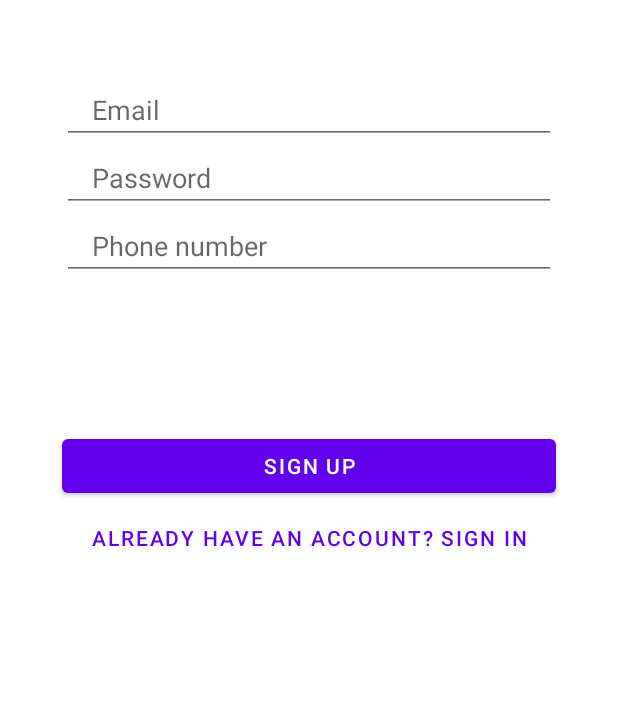
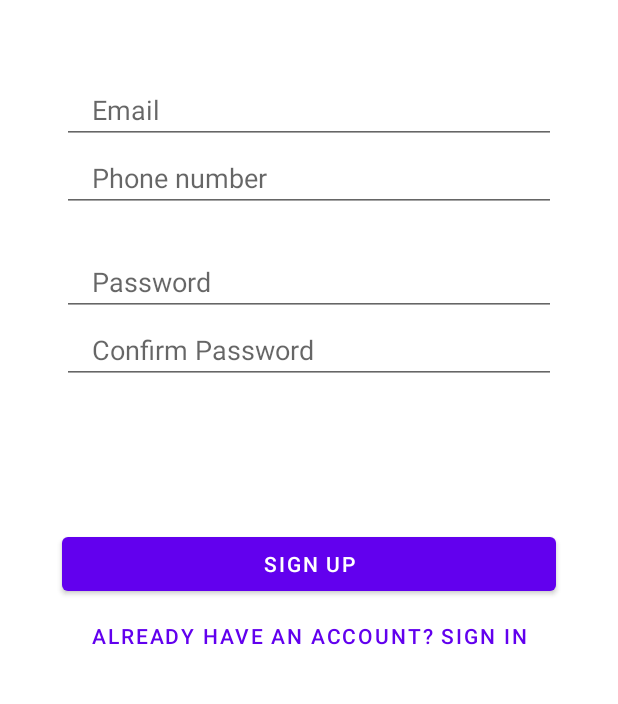
Before and after one commit to MicobyteMichael/CS673Project, an Android app: the screen it shows after launch (LoginActivity), after a tap on "DON'T HAVE AN ACCOUNT? SIGN UP!", on a phone screen of 412 x 824 dp, the part 308-1012 px from its top. Run offline under Robolectric (Android 15) with nearby library versions, the light colour scheme and no system bars.

Commit message:
Made password fields not reveal the password; added confirm password field to sign up

```diff
--- a/app/src/main/java/com/example/healthapp/LoginActivity.java
+++ b/app/src/main/java/com/example/healthapp/LoginActivity.java
@@ -38,7 +38,6 @@ public class LoginActivity extends AppCompatActivity {
         ((Button)findViewById(id)).setOnClickListener(view -> toggleSignInSignUp());
     }
 
-
     @Override
     public void onBackPressed() {}
 }
--- a/app/src/main/java/com/example/healthapp/LoginActivityFragmentSignUp.java
+++ b/app/src/main/java/com/example/healthapp/LoginActivityFragmentSignUp.java
@@ -2,6 +2,8 @@ package com.example.healthapp;
 
 import android.os.Bundle;
 import android.view.View;
+import android.widget.Button;
+import android.widget.EditText;
 
 import androidx.fragment.app.Fragment;
 
@@ -13,6 +15,20 @@ public class LoginActivityFragmentSignUp extends Fragment {
 
     @Override
     public void onViewCreated(View view, Bundle savedInstanceState) {
-        ((LoginActivity)getActivity()).assignButtonToToggle(R.id.textView4);
+        ((LoginActivity)getActivity()).assignButtonToToggle(R.id.signUpFragSignIn);
+        ((Button)getActivity().findViewById(R.id.signUpFragSignUp)).setOnClickListener(v -> onSignUpClicked());
+    }
+
+    private String getTextFieldContents(int id) {
+        return ((EditText)getActivity().findViewById(id)).getText().toString();
+    }
+
+    private void onSignUpClicked() {
+        String email = getTextFieldContents(R.id.signUpFragEmail          );
+        String phone = getTextFieldContents(R.id.signUpFragPhoneNumber    );
+        String pass1 = getTextFieldContents(R.id.signUpFragPassword       );
+        String pass2 = getTextFieldContents(R.id.signUpFragConfirmPassword);
+
+        System.out.println("sign up: " + email + "|" + phone + "|" + pass1 + "|" + pass2);
     }
 }
--- a/app/src/main/res/layout/login_tab_fragment.xml
+++ b/app/src/main/res/layout/login_tab_fragment.xml
@@ -23,6 +23,7 @@
         android:layout_width="0dp"
         android:layout_height="wrap_content"
         android:hint="Password"
+        android:inputType="textPassword"
         android:paddingLeft="20dp"
         android:paddingTop="10dp"
         app:layout_constraintEnd_toEndOf="parent"
--- a/app/src/main/res/layout/signup_fragment.xml
+++ b/app/src/main/res/layout/signup_fragment.xml
@@ -6,7 +6,7 @@
     android:layout_height="match_parent">
 
     <EditText
-        android:id="@+id/editText3"
+        android:id="@+id/signUpFragEmail"
         android:layout_width="0dp"
         android:layout_height="wrap_content"
         android:layout_marginTop="200dp"
@@ -19,20 +19,21 @@
         app:layout_constraintWidth_percent=".8" />
 
     <EditText
-        android:id="@+id/editText4"
+        android:id="@+id/signUpFragPassword"
         android:layout_width="0dp"
         android:layout_height="wrap_content"
+        android:layout_marginTop="24dp"
         android:hint="Password"
+        android:inputType="textPassword"
         android:paddingLeft="20dp"
         android:paddingTop="10dp"
         app:layout_constraintEnd_toEndOf="parent"
-        app:layout_constraintHorizontal_bias="0.5"
         app:layout_constraintStart_toStartOf="parent"
-        app:layout_constraintTop_toBottomOf="@+id/editText3"
+        app:layout_constraintTop_toBottomOf="@+id/signUpFragPhoneNumber"
         app:layout_constraintWidth_percent=".8" />
 
     <EditText
-        android:id="@+id/editText5"
+        android:id="@+id/signUpFragPhoneNumber"
         android:layout_width="0dp"
         android:layout_height="wrap_content"
         android:hint="Phone number"
@@ -41,29 +42,29 @@
         app:layout_constraintEnd_toEndOf="parent"
         app:layout_constraintHorizontal_bias="0.5"
         app:layout_constraintStart_toStartOf="parent"
-        app:layout_constraintTop_toBottomOf="@+id/editText4"
+        app:layout_constraintTop_toBottomOf="@+id/signUpFragEmail"
         app:layout_constraintWidth_percent=".8" />
 
     <Button
-        android:id="@+id/button2"
+        android:id="@+id/signUpFragSignUp"
         android:layout_width="0dp"
         android:layout_height="wrap_content"
-        android:layout_marginTop="100dp"
+        android:layout_marginTop="96dp"
         android:text="Sign up"
         app:layout_constraintEnd_toEndOf="parent"
         app:layout_constraintStart_toStartOf="parent"
-        app:layout_constraintTop_toBottomOf="@+id/editText5"
+        app:layout_constraintTop_toBottomOf="@+id/signUpFragConfirmPassword"
         app:layout_constraintWidth_percent=".8" />
 
     <Button
-        android:id="@+id/textView4"
+        android:id="@+id/signUpFragSignIn"
         style="@style/Widget.MaterialComponents.Button.TextButton"
         android:layout_width="wrap_content"
         android:layout_height="wrap_content"
         android:text="Already have an account? Sign in"
         app:layout_constraintEnd_toEndOf="parent"
         app:layout_constraintStart_toStartOf="parent"
-        app:layout_constraintTop_toBottomOf="@+id/button2" />
+        app:layout_constraintTop_toBottomOf="@+id/signUpFragSignUp" />
 
     <androidx.constraintlayout.widget.Barrier
         android:id="@+id/barrier2"
@@ -71,5 +72,17 @@
         android:layout_height="wrap_content"
         app:barrierDirection="left" />
 
+    <EditText
+        android:id="@+id/signUpFragConfirmPassword"
+        android:layout_width="0dp"
+        android:layout_height="wrap_content"
+        android:ems="10"
+        android:hint="Confirm Password"
+        android:inputType="textPassword"
+        android:paddingLeft="20dp"
+        app:layout_constraintEnd_toEndOf="@+id/signUpFragPassword"
+        app:layout_constraintStart_toStartOf="@+id/signUpFragPassword"
+        app:layout_constraintTop_toBottomOf="@+id/signUpFragPassword" />
+
 
 </androidx.constraintlayout.widget.ConstraintLayout>
```
Also changed, not shown: app/src/main/java/com/example/healthapp/LoginActivityFragmentLogIn.java (+19 -0 lines).
